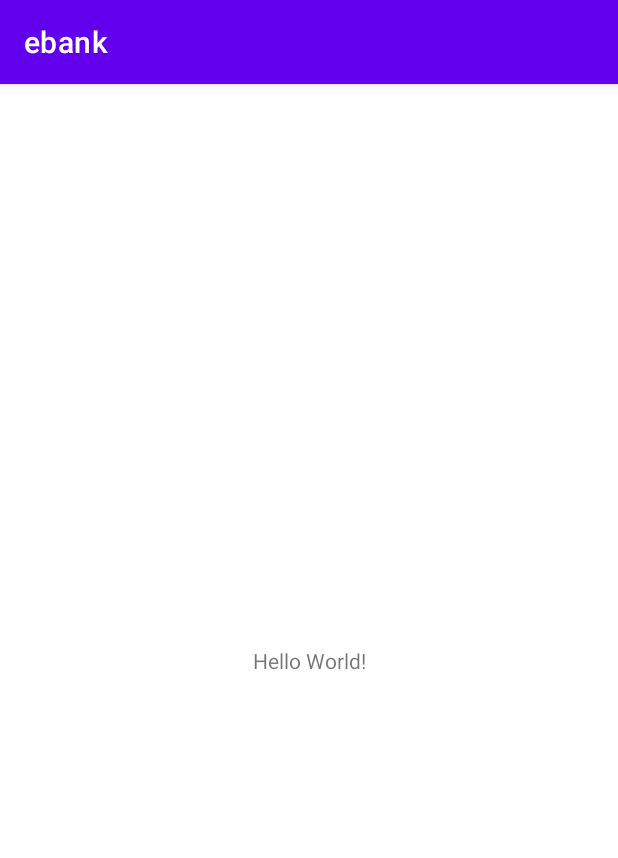
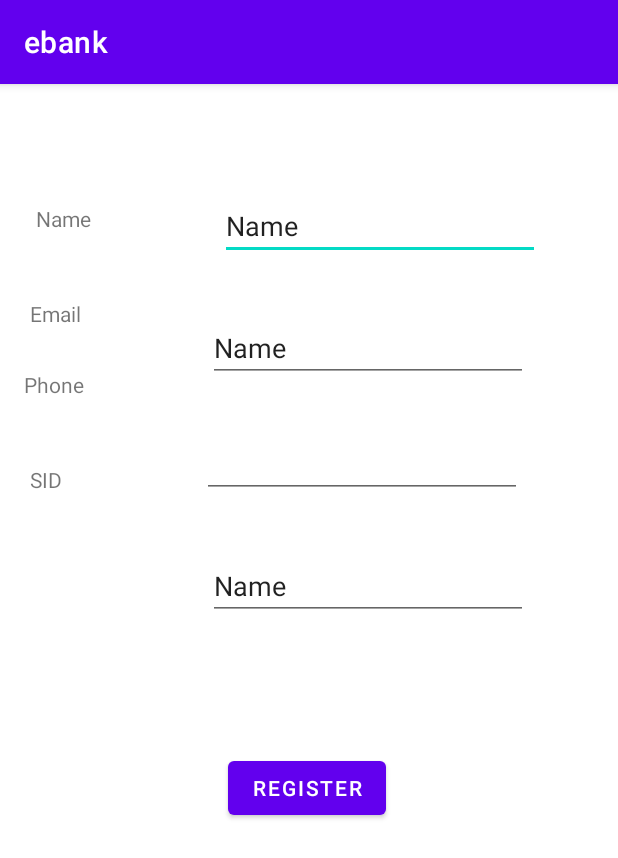
Before and after one commit to gigajet/ebank, an Android app: the screen it shows after launch (MainActivity before the commit, CounsellorRegisterActivity after it), on a phone screen of 412 x 824 dp. Shown: the top 858 px of the screen. Run offline under Robolectric (Android 15) with nearby library versions, the light colour scheme and no system bars; our stand-ins replace Firebase (no records; nobody signed in at launch, a user with empty details on screens opened directly).

Commit message:
register firebase errors (not connected...)

```diff
--- a/app/build.gradle
+++ b/app/build.gradle
@@ -29,11 +29,15 @@ android {
 }
 
 dependencies {
-
     implementation 'androidx.appcompat:appcompat:1.2.0'
     implementation 'com.google.android.material:material:1.2.1'
     implementation 'androidx.constraintlayout:constraintlayout:2.0.1'
+    implementation 'org.jetbrains:annotations:15.0'
     testImplementation 'junit:junit:4.+'
     androidTestImplementation 'androidx.test.ext:junit:1.1.2'
     androidTestImplementation 'androidx.test.espresso:espresso-core:3.3.0'
+    implementation platform('com.google.firebase:firebase-bom:28.0.1')
+    implementation 'com.google.firebase:firebase-analytics'
+    implementation 'com.google.firebase:firebase-database'
 }
+apply plugin: 'com.google.gms.google-services'
--- a/app/src/main/AndroidManifest.xml
+++ b/app/src/main/AndroidManifest.xml
@@ -1,6 +1,9 @@
 <?xml version="1.0" encoding="utf-8"?>
 <manifest xmlns:android="http://schemas.android.com/apk/res/android"
     package="nnhl.project.ebank">
+
+    <uses-permission android:name="android.permission.ACCESS_NETWORK_STATE" />
+    <uses-permission android:name="android.permission.INTERNET" />
 
     <application
         android:allowBackup="true"
@@ -9,6 +12,7 @@
         android:roundIcon="@mipmap/ic_launcher_round"
         android:supportsRtl="true"
         android:theme="@style/Theme.Ebank">
+        <activity android:name=".CounsellorRegisterActivity"></activity>
         <activity android:name=".MainActivity">
             <intent-filter>
                 <action android:name="android.intent.action.MAIN" />
--- /dev/null
+++ b/app/src/main/java/nnhl/project/ebank/CounsellorRegisterActivity.java
@@ -0,0 +1,48 @@
+package nnhl.project.ebank;
+
+import androidx.appcompat.app.AppCompatActivity;
+
+import android.os.Bundle;
+import android.view.View;
+import android.widget.EditText;
+import android.widget.Toast;
+
+import com.google.firebase.FirebaseApiNotAvailableException;
+import com.google.firebase.FirebaseApp;
+
+public class CounsellorRegisterActivity extends AppCompatActivity implements ICounsellorRegisterView {
+
+    EditText edPhone, edName, edEmail, edSID;
+    ICounsellorRegisterPresenter presenter;
+
+    @Override
+    protected void onCreate(Bundle savedInstanceState) {
+        super.onCreate(savedInstanceState);
+        //FirebaseApp.initializeApp(getApplicationContext());
+        presenter = new CounsellorRegisterPresenter(this);
+        setContentView(R.layout.activity_register);
+        edPhone=findViewById(R.id.edPhone);
+        edName=findViewById(R.id.edName);
+        edSID=findViewById(R.id.edSID);
+        edEmail=findViewById(R.id.edEmail);
+    }
+
+    public void onclick_register(View view) {
+        String name=edName.getText().toString(),
+                email=edEmail.getText().toString(),
+                phone=edPhone.getText().toString(),
+                SID=edSID.getText().toString();
+        presenter.register(name,email,phone,SID);
+    }
+
+    @Override
+    public void register_sucessful() {
+        Toast.makeText(this, "Register sucessful", Toast.LENGTH_SHORT).show();
+        finish(); //back to login
+    }
+
+    @Override
+    public void register_failed(String error_msg) {
+        Toast.makeText(this, "Error: "+error_msg, Toast.LENGTH_SHORT).show();
+    }
+}
--- /dev/null
+++ b/app/src/main/java/nnhl/project/ebank/ICounsellorRegisterPresenter.java
@@ -0,0 +1,6 @@
+package nnhl.project.ebank;
+
+public interface ICounsellorRegisterPresenter {
+    void register (String name, String email, String phone, String SID);
+    void register_callback (int status, String msg);
+}
--- /dev/null
+++ b/app/src/main/java/nnhl/project/ebank/ICounsellorRegisterView.java
@@ -0,0 +1,6 @@
+package nnhl.project.ebank;
+
+public interface ICounsellorRegisterView {
+    void register_sucessful();
+    void register_failed(String error_msg);
+}
--- a/app/src/main/java/nnhl/project/ebank/MainActivity.java
+++ b/app/src/main/java/nnhl/project/ebank/MainActivity.java
@@ -2,7 +2,10 @@ package nnhl.project.ebank;
 
 import androidx.appcompat.app.AppCompatActivity;
 
+import android.content.Intent;
 import android.os.Bundle;
+
+import com.google.firebase.FirebaseApp;
 
 public class MainActivity extends AppCompatActivity {
 
@@ -12,6 +15,7 @@ public class MainActivity extends AppCompatActivity {
         setContentView(R.layout.activity_main);
         int a  = 5;
         int b = 5;
-        String x = "Nhan test push";
+        Intent intent = new Intent(this, CounsellorRegisterActivity.class);
+        startActivity(intent);
     }
 }
--- /dev/null
+++ b/app/src/main/res/layout/activity_register.xml
@@ -0,0 +1,106 @@
+<?xml version="1.0" encoding="utf-8"?>
+<androidx.constraintlayout.widget.ConstraintLayout xmlns:android="http://schemas.android.com/apk/res/android"
+    xmlns:app="http://schemas.android.com/apk/res-auto"
+    xmlns:tools="http://schemas.android.com/tools"
+    android:layout_width="match_parent"
+    android:layout_height="match_parent">
+
+    <TextView
+        android:id="@+id/textView"
+        android:layout_width="wrap_content"
+        android:layout_height="wrap_content"
+        android:layout_marginStart="24dp"
+        android:layout_marginTop="80dp"
+        android:text="Name"
+        app:layout_constraintStart_toStartOf="parent"
+        app:layout_constraintTop_toTopOf="parent" />
+
+    <TextView
+        android:id="@+id/textView2"
+        android:layout_width="wrap_content"
+        android:layout_height="wrap_content"
+        android:layout_marginStart="20dp"
+        android:layout_marginTop="44dp"
+        android:text="Email"
+        app:layout_constraintStart_toStartOf="parent"
+        app:layout_constraintTop_toBottomOf="@+id/textView" />
+
+    <TextView
+        android:id="@+id/textView3"
+        android:layout_width="wrap_content"
+        android:layout_height="wrap_content"
+        android:layout_marginStart="16dp"
+        android:layout_marginTop="28dp"
+        android:text="Phone"
+        app:layout_constraintStart_toStartOf="parent"
+        app:layout_constraintTop_toBottomOf="@+id/textView2" />
+
+    <TextView
+        android:id="@+id/textView4"
+        android:layout_width="wrap_content"
+        android:layout_height="wrap_content"
+        android:layout_marginStart="20dp"
+        android:layout_marginTop="44dp"
+        android:text="SID"
+        app:layout_constraintStart_toStartOf="parent"
+        app:layout_constraintTop_toBottomOf="@+id/textView3" />
+
+    <EditText
+        android:id="@+id/edName"
+        android:layout_width="wrap_content"
+        android:layout_height="wrap_content"
+        android:layout_marginTop="72dp"
+        android:layout_marginEnd="52dp"
+        android:ems="10"
+        android:inputType="textPersonName"
+        android:text="Name"
+        app:layout_constraintEnd_toEndOf="parent"
+        app:layout_constraintTop_toTopOf="parent" />
+
+    <EditText
+        android:id="@+id/edEmail"
+        android:layout_width="wrap_content"
+        android:layout_height="wrap_content"
+        android:layout_marginTop="36dp"
+        android:layout_marginEnd="60dp"
+        android:ems="10"
+        android:inputType="textPersonName"
+        android:text="Name"
+        app:layout_constraintEnd_toEndOf="parent"
+        app:layout_constraintTop_toBottomOf="@+id/edName" />
+
+    <EditText
+        android:id="@+id/edSID"
+        android:layout_width="wrap_content"
+        android:layout_height="wrap_content"
+        android:layout_marginTop="36dp"
+        android:layout_marginEnd="60dp"
+        android:ems="10"
+        android:inputType="textPersonName"
+        android:text="Name"
+        app:layout_constraintEnd_toEndOf="parent"
+        app:layout_constraintTop_toBottomOf="@+id/edPhone" />
+
+    <EditText
+        android:id="@+id/edPhone"
+        android:layout_width="wrap_content"
+        android:layout_height="wrap_content"
+        android:layout_marginTop="32dp"
+        android:layout_marginEnd="64dp"
+        android:ems="10"
+        android:inputType="number"
+        app:layout_constraintEnd_toEndOf="parent"
+        app:layout_constraintTop_toBottomOf="@+id/edEmail" />
+
+    <Button
+        android:id="@+id/btnRegister"
+        android:layout_width="wrap_content"
+        android:layout_height="wrap_content"
+        android:layout_marginStart="152dp"
+        android:layout_marginTop="88dp"
+        android:onClick="onclick_register"
+        android:text="Register"
+        app:layout_constraintStart_toStartOf="parent"
+        app:layout_constraintTop_toBottomOf="@+id/edSID" />
+
+</androidx.constraintlayout.widget.ConstraintLayout>
--- a/app/src/main/res/values/colors.xml
+++ b/app/src/main/res/values/colors.xml
@@ -7,4 +7,6 @@
     <color name="teal_700">#FF018786</color>
     <color name="black">#FF000000</color>
     <color name="white">#FFFFFFFF</color>
+    <color name="bg_nnhl">#C6E0B4</color>
+    <color name="bg_norm">#00B0F0</color>
 </resources>
--- a/build.gradle
+++ b/build.gradle
@@ -6,6 +6,7 @@ buildscript {
     }
     dependencies {
         classpath "com.android.tools.build:gradle:4.2.1"
+        classpath 'com.google.gms:google-services:4.3.8'
 
         // NOTE: Do not place your application dependencies here; they belong
         // in the individual module build.gradle files
```
Also changed, not shown: app/src/main/java/nnhl/project/ebank/CounsellorRegisterPresenter.java (added, +74 -0 lines), 1 other file.
